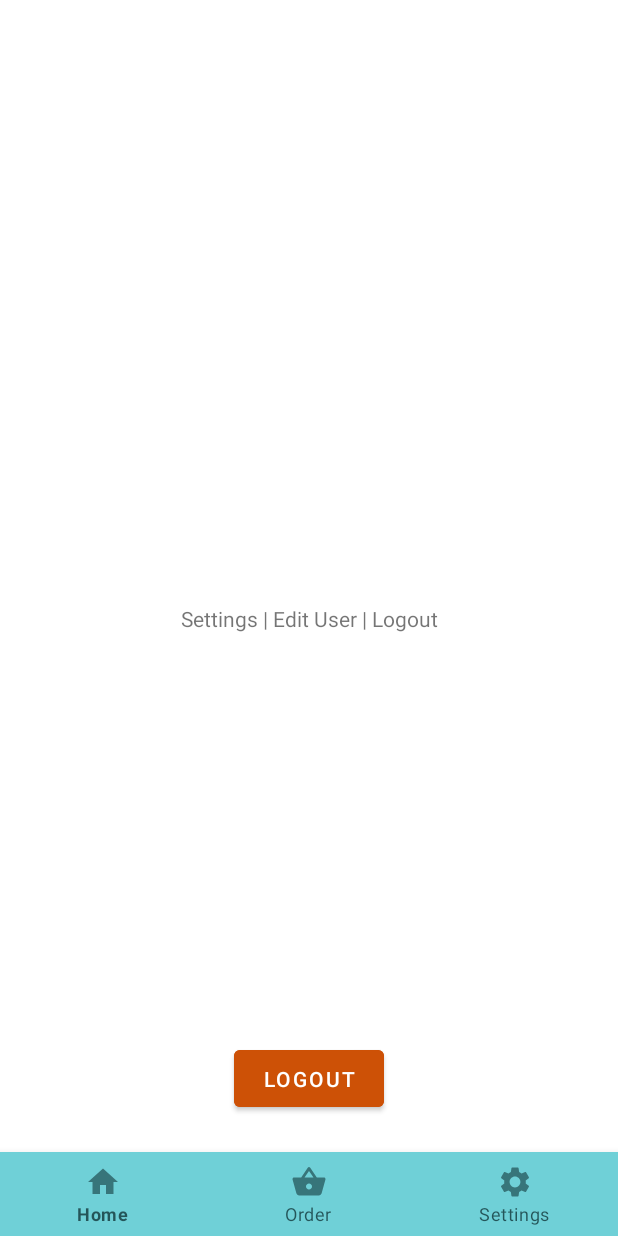
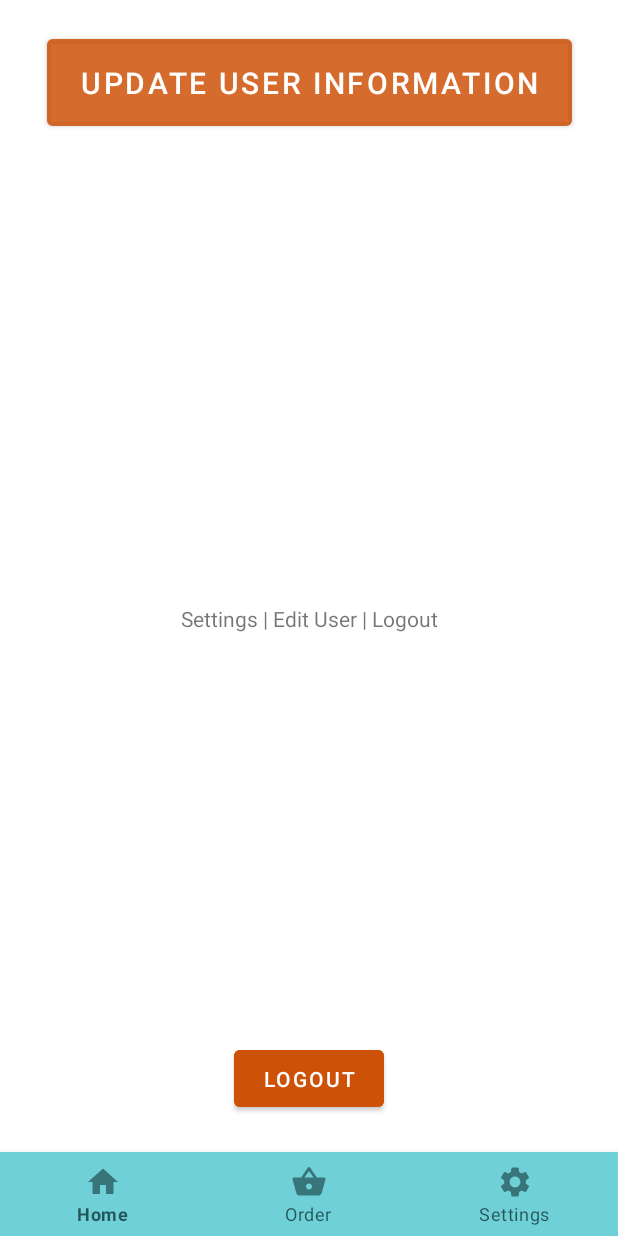
Before and after one commit to jhohaia/TuckBox, an Android app: the Settings screen opened directly, with no data from a screen before it, on a phone screen of 412 x 824 dp. Run offline under Robolectric (Android 15) with nearby library versions, the phone set to English and light mode, and no system bars; our stand-ins replace Firebase (no records; nobody signed in at launch, a user with empty details on screens opened directly).

Commit message:
Settings Page Layout

```diff
--- a/app/src/main/java/com/example/tuckbox/Home.java
+++ b/app/src/main/java/com/example/tuckbox/Home.java
@@ -57,8 +57,8 @@ public class Home extends AppCompatActivity implements View.OnClickListener {
                 return false;
             }
         });
+
         //Identifying Buttons
-
         order = (Button) findViewById(R.id.placeOrder);
         order.setOnClickListener(this);
 
@@ -68,7 +68,7 @@ public class Home extends AppCompatActivity implements View.OnClickListener {
         history = (Button) findViewById(R.id.orderHistory);
         history.setOnClickListener(this);
 
-        //Getting Username from Firebase Database
+        //Getting Username from Firebase Database and setting welcome text
         user = FirebaseAuth.getInstance().getCurrentUser();
         reference = FirebaseDatabase.getInstance().getReference("Users");
         userId = user.getUid();
--- a/app/src/main/java/com/example/tuckbox/Settings.java
+++ b/app/src/main/java/com/example/tuckbox/Settings.java
@@ -1,23 +1,36 @@
 package com.example.tuckbox;
+
 
 import androidx.annotation.NonNull;
 import androidx.appcompat.app.AppCompatActivity;
-
 import android.content.Intent;
 import android.os.Bundle;
 import android.view.MenuItem;
 import android.view.View;
-
+import android.widget.Button;
 import com.google.android.material.bottomnavigation.BottomNavigationView;
 import com.google.android.material.navigation.NavigationBarView;
 import com.google.firebase.auth.FirebaseAuth;
+import com.google.firebase.auth.FirebaseUser;
 
 public class Settings extends AppCompatActivity implements View.OnClickListener {
+
+    private Button logout,update;
+    private FirebaseUser user;
 
     @Override
     protected void onCreate(Bundle savedInstanceState) {
         super.onCreate(savedInstanceState);
         setContentView(R.layout.activity_settings);
+
+        user = FirebaseAuth.getInstance().getCurrentUser();
+
+        //identifying buttons
+        logout = (Button) findViewById(R.id.signOut);
+        logout.setOnClickListener(this);
+
+        update = (Button) findViewById(R.id.updateUser);
+        update.setOnClickListener(this);
 
         //Nav bar initialization
         BottomNavigationView botnav = findViewById(R.id.bottom_navigation);
@@ -49,8 +62,10 @@ public class Settings extends AppCompatActivity implements View.OnClickListener
         switch (v.getId()) {
             case R.id.signOut:
                 FirebaseAuth.getInstance().signOut();
-                startActivity(new Intent(Settings.this, MainActivity.class));
+                startActivity(new Intent(this, MainActivity.class));
                 break;
+            case R.id.updateUser:
+                startActivity(new Intent(this,EditUser.class));
         }
     }
 }
--- a/app/src/main/res/layout/activity_settings.xml
+++ b/app/src/main/res/layout/activity_settings.xml
@@ -26,6 +26,17 @@
         app:layout_constraintBottom_toBottomOf="parent"
         app:layout_constraintLeft_toLeftOf="parent"
         app:layout_constraintRight_toRightOf="parent"/>
+    <Button
+        android:id="@+id/updateUser"
+        android:layout_width="350dp"
+        android:layout_height="70dp"
+        app:layout_constraintLeft_toLeftOf="parent"
+        app:layout_constraintRight_toRightOf="parent"
+        app:layout_constraintTop_toTopOf="parent"
+        android:layout_marginTop="20dp"
+        android:textSize="20dp"
+        android:text="Update User Information"
+        android:backgroundTint="@color/orangeOpacity"/>
 
     <Button
         android:id="@+id/signOut"
```
